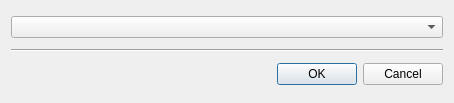
Qt form WZ/program-data/ui/dialog_choose_subject.ui (gradgrind/WZS) before a commit.
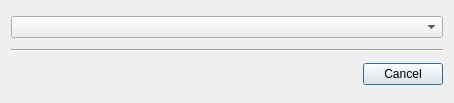
The same form after that commit.

Commit message: Simplify subject-choice dialog.

Diff of the .ui file:
```diff
--- a/WZ/program-data/ui/dialog_choose_subject.ui
+++ b/WZ/program-data/ui/dialog_choose_subject.ui
@@ -39,7 +39,7 @@
       <enum>Qt::Horizontal</enum>
      </property>
      <property name="standardButtons">
-      <set>QDialogButtonBox::Cancel|QDialogButtonBox::Ok</set>
+      <set>QDialogButtonBox::Cancel</set>
      </property>
     </widget>
    </item>
```
The commit also changes 1 other file.
